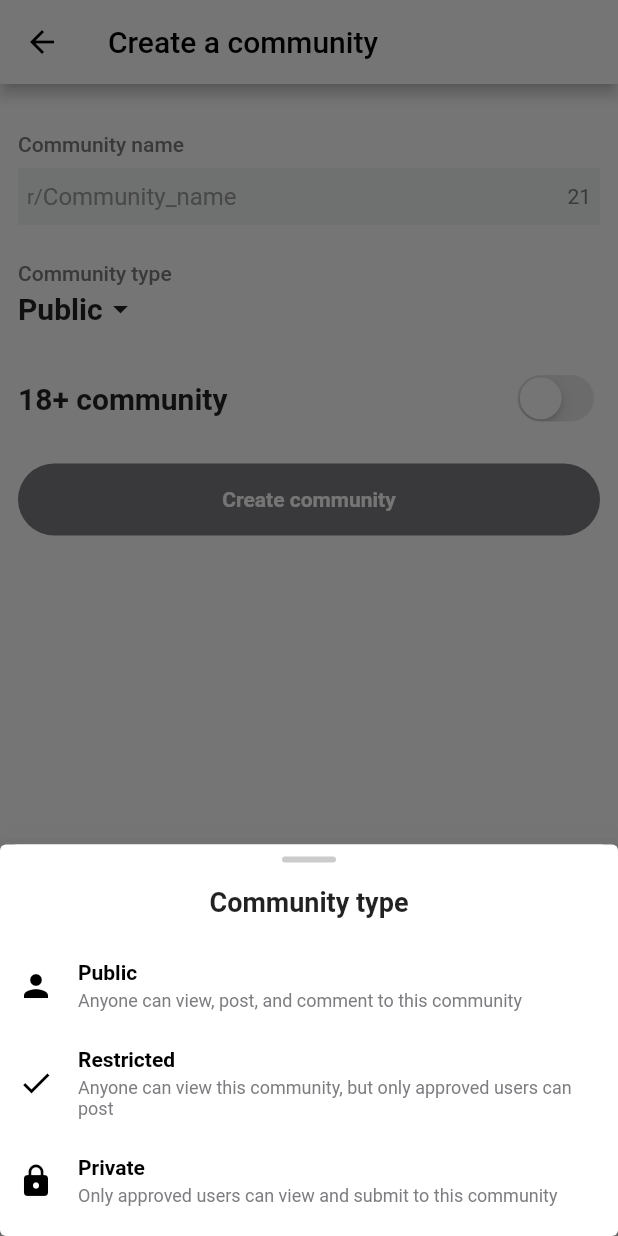
After one commit to dangpham205/Flutter-Reddit-UI-Clone, a Flutter app: the CreateCommunityScreen screen opened directly, after a tap on "Public", on a phone screen of 412 x 824 dp. The commit adds this screen. Run offline on Flutter 3.47's test engine with Material 2 defaults, Android fonts, the phone set to English and light mode, and no system bars.

Commit message:
create community screen

```diff
--- /dev/null
+++ b/lib/views/function_screens/create_community_screen.dart
@@ -0,0 +1,192 @@
+import 'package:flutter/cupertino.dart';
+import 'package:flutter/material.dart';
+import 'package:midterm_519h0277/constants/colors.dart';
+
+import '../../widgets/dialog_option_without_tick.dart';
+
+class CreateCommunityScreen extends StatefulWidget {
+  const CreateCommunityScreen({ Key? key }) : super(key: key);
+
+  @override
+  State<CreateCommunityScreen> createState() => _CreateCommunityScreenState();
+}
+
+class _CreateCommunityScreenState extends State<CreateCommunityScreen> {
+
+  final TextEditingController controller = TextEditingController();
+  bool _value = false;
+
+  @override
+  void initState() {
+    super.initState();
+    controller.addListener(() {
+      setState(() {}); // setState every time text changes
+    });
+  }
+
+  @override
+  void dispose() {
+    super.dispose();
+    controller.dispose();
+  }
+
+  @override
+  Widget build(BuildContext context) {
+    return Scaffold(
+      appBar: AppBar(
+        backgroundColor: Colors.white,
+        title: const Text('Create a community', style: TextStyle(color: Colors.black),),
+      ),
+      body: SingleChildScrollView(
+        child: SizedBox(
+          height: MediaQuery.of(context).size.height,
+          child: SafeArea(
+            child: Container(
+              width: MediaQuery.of(context).size.width,
+              color: Colors.white,
+              padding: const EdgeInsets.only(left: 12, bottom: 16, right: 12, top: 32),
+              child: Column(
+                mainAxisSize: MainAxisSize.min,
+                crossAxisAlignment: CrossAxisAlignment.start,
+                children: [
+                  const Text('Community name', style: TextStyle(color: textColor2, fontWeight: FontWeight.w500),),
+                  const SizedBox(height: 8,),
+                  Container(
+                    height: 38,
+                    padding: const EdgeInsets.symmetric(horizontal: 6),
+                    color: seperateColor,
+                    child: Row(
+                      crossAxisAlignment: CrossAxisAlignment.start,
+                      children: [
+                        const Center(child: Text('r/', style: TextStyle(color: Colors.grey),)),
+                        Expanded(
+                          flex: 1,
+                          child: TextField(
+                            controller: controller,
+                            decoration: const InputDecoration(
+                              border: InputBorder.none,
+                              hintText: 'Community_name',
+                              hintStyle: TextStyle(color: Colors.grey),
+                            ),
+                          )
+                        ),
+                        const Center(child: Text('21', style: TextStyle(color: textColor2),)),
+                      ],
+                    ),
+                  ),
+                  const SizedBox(height: 24,),
+                  const Text('Community type', style: TextStyle(color: textColor2, fontWeight: FontWeight.w500),),
+                  Material(
+                    color: Colors.white,
+                    child: InkWell(
+                      onTap: () {
+                        showDialog(
+                          context: context,
+                          builder: (context) => Dialog(
+                            alignment: Alignment.bottomCenter,
+                            // insetPadding: EdgeInsets.only(top: 100),
+                            insetPadding: EdgeInsets.zero,
+                            child: Container(
+                              width: MediaQuery.of(context).size.width,
+                              decoration: const BoxDecoration(
+                                borderRadius: BorderRadius.vertical(
+                                  bottom: Radius.circular(12.0),
+                                  top: Radius.circular(12.0)
+                                ),
+                                color: Colors.white,
+                              ),
+                              padding: const EdgeInsets.symmetric(horizontal: 12, vertical: 8),
+                              child: Column(
+                                crossAxisAlignment: CrossAxisAlignment.start,
+                                mainAxisSize: MainAxisSize.min,
+                                children: [
+                                  Center(
+                                    child: Container(
+                                      decoration: const BoxDecoration(
+                                        borderRadius: BorderRadius.vertical(
+                                          bottom: Radius.circular(26.0),
+                                          top: Radius.circular(26.0)
+                                        ),
+                                        color: dividerColor,
+                                      ),
+                                      width: 36,
+                                      height: 4,
+                                    ),
+                                  ),
+                                  const SizedBox(height: 16,),
+                                  const Center(child: Text('Community type', style: TextStyle(fontSize: 18, fontWeight: FontWeight.bold),)),
+                                  const SizedBox(height: 16,),
+                                  const DialogOption2(
+                                    icon: Icons.person,
+                                    text: 'Public',
+                                    info: "Anyone can view, post, and comment to this community",
+                                  ),
+                                  const DialogOption2(
+                                    icon: Icons.check,
+                                    text: 'Restricted',
+                                    info: "Anyone can view this community, but only approved users can post",
+                                  ),
+                                  const DialogOption2(
+                                    icon: Icons.lock,
+                                    text: 'Private',
+                                    info: "Only approved users can view and submit to this community",
+                                  ),
+                                ],
+                              ),
+                            ),
+                          )
+                        );
+                      },
+                      child: Container(
+                        padding: const EdgeInsets.only(top: 4, bottom: 4, right: 8),
+                        child: Row(
+                          mainAxisSize: MainAxisSize.min,
+                          children: const [
+                            Text('Public', style: TextStyle(fontWeight: FontWeight.bold, fontSize: 20),),
+                            Icon(Icons.arrow_drop_down)
+                          ],
+                        ),
+                      ),
+                    ),
+                  ),
+                  const SizedBox(height: 24,),
+                  Row(
+                    children: [
+                      const Expanded(
+                        child: Text('18+ community', style: TextStyle(fontWeight: FontWeight.bold, fontSize: 20),),
+                      ),
+                      CupertinoSwitch(
+                        value: _value,
+                        onChanged: (newValue) => setState(() => _value = newValue),
+                      )
+                    ],
+                  ),
+                  const SizedBox(height: 24,),
+                  Container(
+                    padding: const EdgeInsets.symmetric(vertical: 16, horizontal: 16),
+                    decoration: BoxDecoration(
+                      borderRadius: const BorderRadius.vertical(
+                        bottom: Radius.circular(26.0),
+                        top: Radius.circular(26.0)
+                      ),
+                      color: controller.text.isNotEmpty  ? darkblue : textColor2,
+                    ),
+                      child: const Center(
+                        child: Text(
+                          'Create community',
+                          style: TextStyle(
+                            color: Colors.white,
+                            fontWeight: FontWeight.bold
+                          ),
+                      )
+                    )
+                  ),
+                ],
+              ),
+            ),
+          ),
+        ),
+      ),
+    );
+  }
+}
--- a/lib/widgets/dialog_option_without_tick.dart
+++ b/lib/widgets/dialog_option_without_tick.dart
@@ -1,11 +1,13 @@
 import 'package:flutter/material.dart';
+import 'package:midterm_519h0277/constants/colors.dart';
 
 class DialogOption2 extends StatelessWidget {
 
-  const DialogOption2({ Key? key, required this.icon, required this.text, }) : super(key: key);
+  const DialogOption2({ Key? key, required this.icon, required this.text, this.info, }) : super(key: key);
 
   final IconData icon;
   final String text;
+  final String? info;
 
   @override
   Widget build(BuildContext context) {
@@ -16,7 +18,20 @@ class DialogOption2 extends StatelessWidget {
         children: [
           Icon(icon, color: Colors.black),
           const SizedBox(width: 16,),
-          Expanded(child: Text(text, style: const TextStyle(fontWeight: FontWeight.bold, color:Colors.black),)),
+          Expanded(
+            child: Column(
+              crossAxisAlignment: CrossAxisAlignment.start,
+              mainAxisAlignment: MainAxisAlignment.center,
+              children: [
+                Text(text, style: const TextStyle(fontWeight: FontWeight.bold, color:Colors.black),),
+                info != null
+                ? Padding(
+                  padding: const EdgeInsets.only(top:4.0),
+                  child: Text(info!, style: const TextStyle(color:textColor2, fontSize: 12),),
+                )
+                : const SizedBox.shrink()
+              ],
+            )),
 
         ],
       ),
--- a/lib/widgets/end_drawer.dart
+++ b/lib/widgets/end_drawer.dart
@@ -4,6 +4,8 @@ import 'package:flutter/material.dart';
 import 'package:midterm_519h0277/constants/colors.dart';
 import 'package:midterm_519h0277/models/redditor.dart';
 import 'package:midterm_519h0277/views/function_screens/profile_screen.dart';
+
+import '../views/function_screens/create_community_screen.dart';
 
 class EndDrawer extends StatefulWidget {
   const EndDrawer({ Key? key }) : super(key: key);
@@ -216,7 +218,12 @@ class _EndDrawerState extends State<EndDrawer> {
                   }
                 ),
                 const SizedBox(height: 4,),
-                drawerItem(icon: Icons.add, text: 'Create a community'),
+                InkWell(
+                  onTap: () {
+                    Navigator.of(context).push(MaterialPageRoute(builder: (context) => const CreateCommunityScreen()));
+                  },
+                  child: drawerItem(icon: Icons.add, text: 'Create a community')
+                ),
                 const SizedBox(height: 4,),
                 drawerItem(icon: Icons.money, text: 'Reddit Coins'),
                 const SizedBox(height: 4,),
--- a/lib/widgets/start_drawer.dart
+++ b/lib/widgets/start_drawer.dart
@@ -3,6 +3,7 @@ import 'dart:convert';
 import 'package:flutter/material.dart';
 import 'package:midterm_519h0277/constants/colors.dart';
 import 'package:midterm_519h0277/views/function_screens/channel_screen.dart';
+import 'package:midterm_519h0277/views/function_screens/create_community_screen.dart';
 import 'package:midterm_519h0277/widgets/reddit_card.dart';
 
 import '../models/reddit.dart';
@@ -65,9 +66,14 @@ class _StartDrawerState extends State<StartDrawer> {
                     Icon(Icons.arrow_drop_down_sharp, color: textColor2,)
                   ],
                 ),
-                Padding(
-                  padding: const EdgeInsets.only(top: 12.0),
-                  child: drawerItem(text: "Create a community",icon: Icons.add ,haveFavorite: false),
+                InkWell(
+                  onTap: () {
+                    Navigator.of(context).push(MaterialPageRoute(builder: (context) => const CreateCommunityScreen()));
+                  },
+                  child: Padding(
+                    padding: const EdgeInsets.only(top: 12.0),
+                    child: drawerItem(text: "Create a community",icon: Icons.add ,haveFavorite: false),
+                  ),
                 ),
                 FutureBuilder(
                   future: Reddit.getReddits(context),
```
